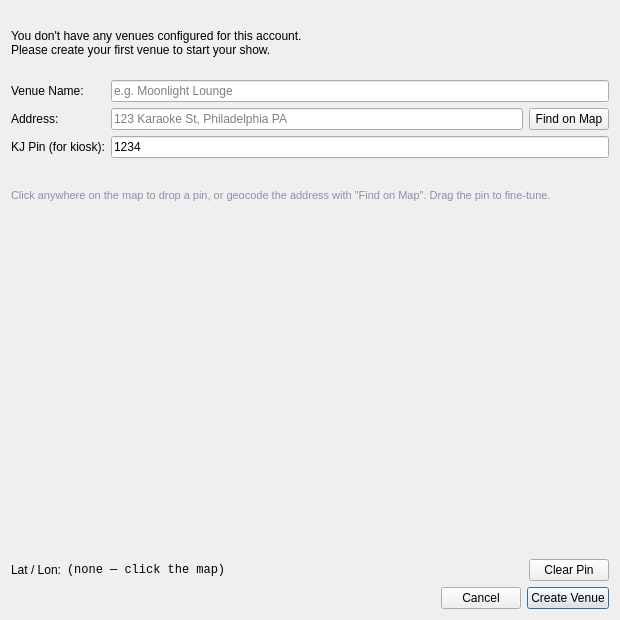
Before: the Qt Designer form src/dlgaddvenue.ui in pkircher29/auto-kj, drawn with Qt 5.
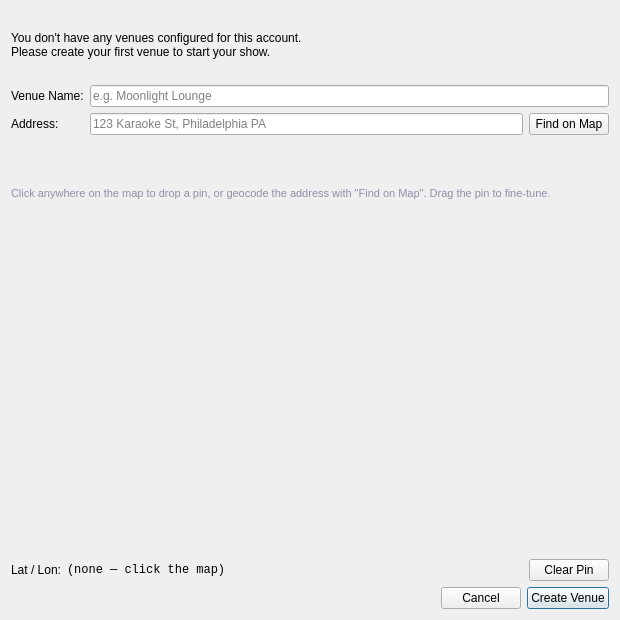
After: the same form once the commit is applied.

Patch:
```diff
--- a/src/dlgaddvenue.ui
+++ b/src/dlgaddvenue.ui
@@ -66,20 +66,6 @@
        </item>
       </layout>
      </item>
-     <item row="2" column="0">
-      <widget class="QLabel" name="label_4">
-       <property name="text">
-        <string>KJ Pin (for kiosk):</string>
-       </property>
-      </widget>
-     </item>
-     <item row="2" column="1">
-      <widget class="QLineEdit" name="lineEditPin">
-       <property name="text">
-        <string>1234</string>
-       </property>
-      </widget>
-     </item>
     </layout>
    </item>
    <item>
```
Left out of the diff: 2 changed lines with no effect on the pictures.
